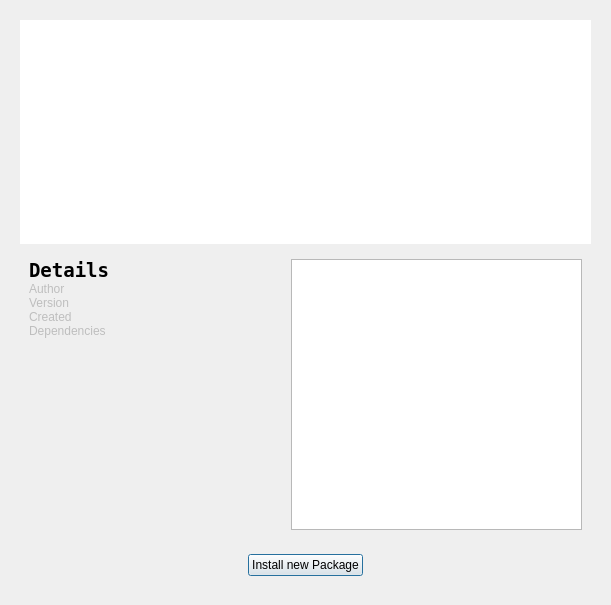
Old version of the form src/ui/package_manager.ui in the repository Mudlet/Mudlet.
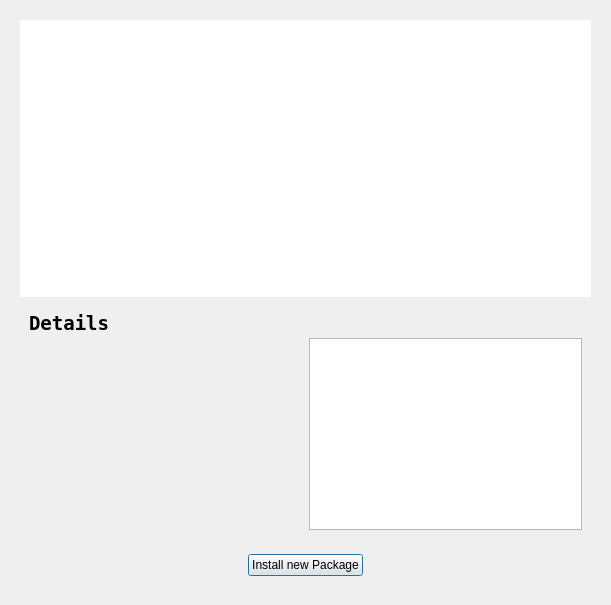
New version of the form.

```diff
--- a/src/ui/package_manager.ui
+++ b/src/ui/package_manager.ui
@@ -72,14 +72,8 @@
          <item>
           <layout class="QHBoxLayout" name="horizontalLayout_2">
            <item>
-            <layout class="QFormLayout" name="formLayout">
-             <property name="horizontalSpacing">
-              <number>3</number>
-             </property>
-             <property name="verticalSpacing">
-              <number>0</number>
-             </property>
-             <item row="0" column="0" colspan="2">
+            <layout class="QVBoxLayout" name="verticalLayout">
+             <item>
               <widget class="QLabel" name="label">
                <property name="sizePolicy">
                 <sizepolicy hsizetype="Maximum" vsizetype="Fixed">
@@ -106,153 +100,10 @@
                </property>
               </widget>
              </item>
-             <item row="1" column="0">
-              <widget class="QLabel" name="Author_Label">
-               <property name="enabled">
-                <bool>false</bool>
-               </property>
-               <property name="sizePolicy">
-                <sizepolicy hsizetype="Maximum" vsizetype="Fixed">
-                 <horstretch>0</horstretch>
-                 <verstretch>0</verstretch>
-                </sizepolicy>
-               </property>
-               <property name="text">
-                <string>Author</string>
-               </property>
-               <property name="textInteractionFlags">
-                <set>Qt::LinksAccessibleByMouse|Qt::TextSelectableByMouse</set>
-               </property>
-              </widget>
-             </item>
-             <item row="1" column="1">
-              <widget class="QLabel" name="Author">
-               <property name="sizePolicy">
-                <sizepolicy hsizetype="Maximum" vsizetype="Fixed">
-                 <horstretch>0</horstretch>
-                 <verstretch>0</verstretch>
-                </sizepolicy>
-               </property>
-               <property name="text">
-                <string/>
-               </property>
-               <property name="textInteractionFlags">
-                <set>Qt::LinksAccessibleByMouse|Qt::TextSelectableByMouse</set>
-               </property>
-              </widget>
-             </item>
-             <item row="2" column="0">
-              <widget class="QLabel" name="Version_Label">
-               <property name="enabled">
-                <bool>false</bool>
-               </property>
-               <property name="sizePolicy">
-                <sizepolicy hsizetype="Maximum" vsizetype="Fixed">
-                 <horstretch>0</horstretch>
-                 <verstretch>0</verstretch>
-                </sizepolicy>
-               </property>
-               <property name="text">
-                <string>Version</string>
-               </property>
-               <property name="textInteractionFlags">
-                <set>Qt::LinksAccessibleByMouse|Qt::TextSelectableByMouse</set>
-               </property>
-              </widget>
-             </item>
-             <item row="2" column="1">
-              <widget class="QLabel" name="Version">
-               <property name="sizePolicy">
-                <sizepolicy hsizetype="Maximum" vsizetype="Fixed">
-                 <horstretch>0</horstretch>
-                 <verstretch>0</verstretch>
-                </sizepolicy>
-               </property>
-               <property name="text">
-                <string/>
-               </property>
-               <property name="textInteractionFlags">
-                <set>Qt::LinksAccessibleByMouse|Qt::TextSelectableByMouse</set>
-               </property>
-              </widget>
-             </item>
-             <item row="3" column="0">
-              <widget class="QLabel" name="Created_Label">
-               <property name="enabled">
-                <bool>false</bool>
-               </property>
-               <property name="sizePolicy">
-                <sizepolicy hsizetype="Maximum" vsizetype="Fixed">
-                 <horstretch>0</horstretch>
-                 <verstretch>0</verstretch>
-                </sizepolicy>
-               </property>
-               <property name="text">
-                <string>Created</string>
-               </property>
-               <property name="textInteractionFlags">
-                <set>Qt::LinksAccessibleByMouse|Qt::TextSelectableByMouse</set>
-               </property>
-              </widget>
-             </item>
-             <item row="3" column="1">
-              <widget class="QLabel" name="Created">
-               <property name="sizePolicy">
-                <sizepolicy hsizetype="Minimum" vsizetype="Fixed">
-                 <horstretch>0</horstretch>
-                 <verstretch>0</verstretch>
-                </sizepolicy>
-               </property>
-               <property name="text">
-                <string/>
-               </property>
-               <property name="wordWrap">
-                <bool>false</bool>
-               </property>
-               <property name="textInteractionFlags">
-                <set>Qt::LinksAccessibleByMouse|Qt::TextSelectableByMouse</set>
-               </property>
-              </widget>
-             </item>
-             <item row="4" column="0">
-              <widget class="QLabel" name="Dependencies_Label">
-               <property name="enabled">
-                <bool>false</bool>
-               </property>
-               <property name="sizePolicy">
-                <sizepolicy hsizetype="Maximum" vsizetype="Fixed">
-                 <horstretch>0</horstretch>
-                 <verstretch>0</verstretch>
-                </sizepolicy>
-               </property>
-               <property name="text">
-                <string>Dependencies</string>
-               </property>
-               <property name="textInteractionFlags">
-                <set>Qt::LinksAccessibleByMouse|Qt::TextSelectableByMouse</set>
-               </property>
-              </widget>
-             </item>
-             <item row="4" column="1">
-              <widget class="QLabel" name="Dependencies">
-               <property name="sizePolicy">
-                <sizepolicy hsizetype="Maximum" vsizetype="Fixed">
-                 <horstretch>0</horstretch>
-                 <verstretch>0</verstretch>
-                </sizepolicy>
-               </property>
-               <property name="text">
-                <string/>
-               </property>
-               <property name="textInteractionFlags">
-                <set>Qt::LinksAccessibleByMouse|Qt::TextSelectableByMouse</set>
-               </property>
-              </widget>
-             </item>
-             <item row="5" column="0" colspan="2">
+             <item>
               <widget class="QTableWidget" name="additionalDetails">
                <property name="sizePolicy">
-                <sizepolicy hsizetype="Minimum" vsizetype="Minimum">
+                <sizepolicy hsizetype="Minimum" vsizetype="Maximum">
                  <horstretch>0</horstretch>
                  <verstretch>0</verstretch>
                 </sizepolicy>
@@ -279,6 +130,9 @@
                <attribute name="horizontalHeaderShowSortIndicator" stdset="0">
                 <bool>false</bool>
                </attribute>
+               <attribute name="horizontalHeaderStretchLastSection">
+                <bool>true</bool>
+               </attribute>
                <attribute name="verticalHeaderVisible">
                 <bool>false</bool>
                </attribute>
@@ -289,23 +143,46 @@
             </layout>
            </item>
            <item>
-            <widget class="QTextBrowser" name="packageDescription">
-             <property name="sizePolicy">
-              <sizepolicy hsizetype="Expanding" vsizetype="MinimumExpanding">
-               <horstretch>0</horstretch>
-               <verstretch>10</verstretch>
-              </sizepolicy>
-             </property>
-             <property name="readOnly">
-              <bool>true</bool>
-             </property>
-             <property name="openExternalLinks">
-              <bool>true</bool>
-             </property>
-             <property name="openLinks">
-              <bool>true</bool>
-             </property>
-            </widget>
+            <layout class="QVBoxLayout" name="verticalLayout_4">
+             <item>
+              <spacer name="verticalSpacer">
+               <property name="orientation">
+                <enum>Qt::Vertical</enum>
+               </property>
+               <property name="sizeType">
+                <enum>QSizePolicy::Fixed</enum>
+               </property>
+               <property name="sizeHint" stdset="0">
+                <size>
+                 <width>20</width>
+                 <height>26</height>
+                </size>
+               </property>
+              </spacer>
+             </item>
+             <item>
+              <widget class="QTextBrowser" name="packageDescription">
+               <property name="sizePolicy">
+                <sizepolicy hsizetype="Minimum" vsizetype="Maximum">
+                 <horstretch>0</horstretch>
+                 <verstretch>0</verstretch>
+                </sizepolicy>
+               </property>
+               <property name="focusPolicy">
+                <enum>Qt::NoFocus</enum>
+               </property>
+               <property name="readOnly">
+                <bool>true</bool>
+               </property>
+               <property name="openExternalLinks">
+                <bool>true</bool>
+               </property>
+               <property name="openLinks">
+                <bool>true</bool>
+               </property>
+              </widget>
+             </item>
+            </layout>
            </item>
           </layout>
          </item>
```
Left out of the diff: 3 changed lines with no effect on the pictures.
